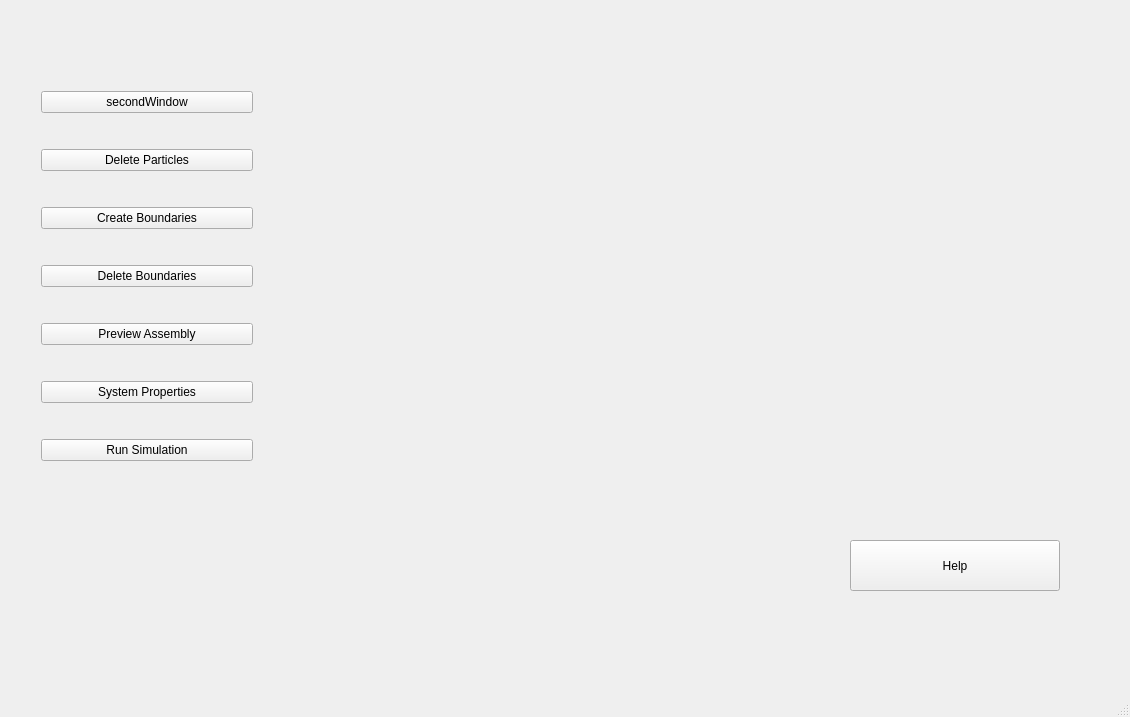
The window that GUI/MainWindow_test.ui (benediktjaist/BA_DEM) describes before a commit, drawn with Qt 5.
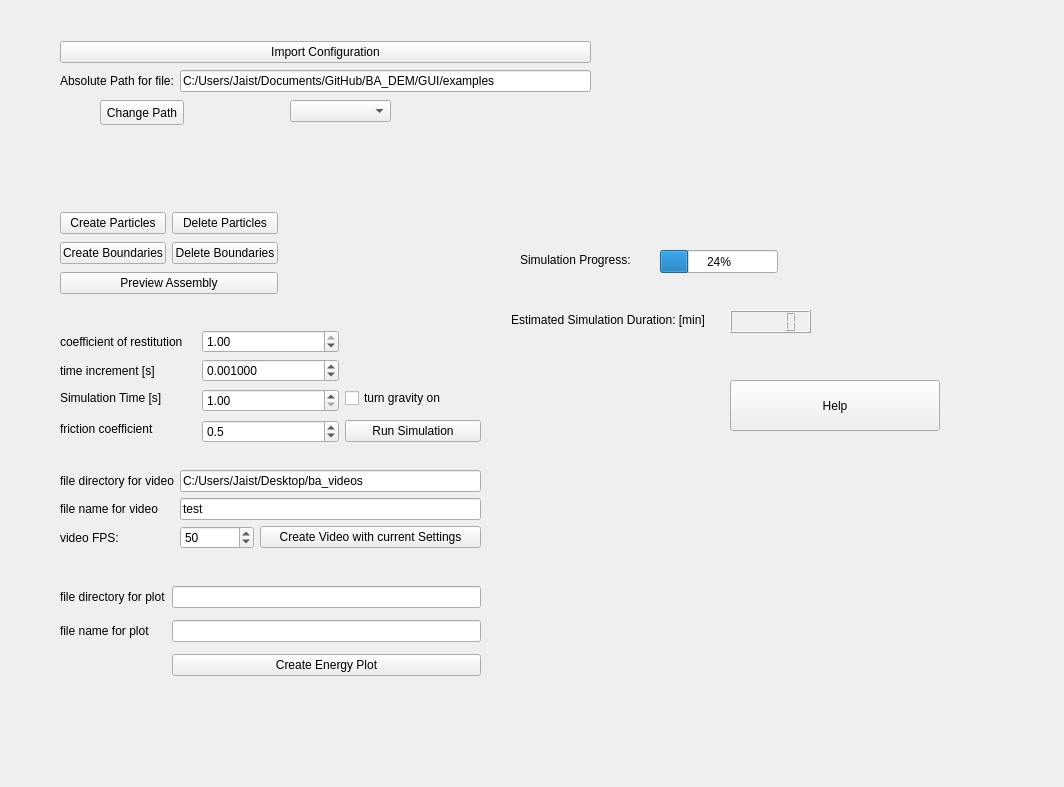
The same window after the commit. Icons and pictures are not drawn.

What changed in the file:
```diff
--- a/GUI/MainWindow_test.ui
+++ b/GUI/MainWindow_test.ui
@@ -6,8 +6,8 @@
    <rect>
     <x>0</x>
     <y>0</y>
-    <width>1130</width>
-    <height>717</height>
+    <width>1064</width>
+    <height>787</height>
    </rect>
   </property>
   <property name="windowTitle">
@@ -17,8 +17,8 @@
    <widget class="QPushButton" name="pushButton_3">
     <property name="geometry">
      <rect>
-      <x>850</x>
-      <y>540</y>
+      <x>730</x>
+      <y>380</y>
       <width>210</width>
       <height>51</height>
      </rect>
@@ -46,69 +46,410 @@
      <bool>true</bool>
     </property>
    </widget>
-   <widget class="QWidget" name="layoutWidget">
+   <widget class="QProgressBar" name="sim_progressBar">
     <property name="geometry">
      <rect>
-      <x>41</x>
-      <y>61</y>
-      <width>212</width>
-      <height>437</height>
+      <x>660</x>
+      <y>250</y>
+      <width>118</width>
+      <height>23</height>
      </rect>
     </property>
-    <layout class="QVBoxLayout" name="verticalLayout">
-     <item>
+    <property name="value">
+     <number>24</number>
+    </property>
+   </widget>
+   <widget class="QLabel" name="sim_progress_lab">
+    <property name="geometry">
+     <rect>
+      <x>520</x>
+      <y>250</y>
+      <width>111</width>
+      <height>20</height>
+     </rect>
+    </property>
+    <property name="text">
+     <string>Simulation Progress:</string>
+    </property>
+   </widget>
+   <widget class="QLabel" name="sim_dur_lab">
+    <property name="geometry">
+     <rect>
+      <x>511</x>
+      <y>310</y>
+      <width>201</width>
+      <height>20</height>
+     </rect>
+    </property>
+    <property name="text">
+     <string>Estimated Simulation Duration: [min]</string>
+    </property>
+   </widget>
+   <widget class="QLCDNumber" name="sim_dur_lcdNumber">
+    <property name="geometry">
+     <rect>
+      <x>730</x>
+      <y>310</y>
+      <width>81</width>
+      <height>23</height>
+     </rect>
+    </property>
+   </widget>
+   <widget class="QComboBox" name="import_comboBox">
+    <property name="geometry">
+     <rect>
+      <x>290</x>
+      <y>100</y>
+      <width>101</width>
+      <height>22</height>
+     </rect>
+    </property>
+   </widget>
+   <widget class="QPushButton" name="import_change_path">
+    <property name="geometry">
+     <rect>
+      <x>100</x>
+      <y>100</y>
+      <width>84</width>
+      <height>25</height>
+     </rect>
+    </property>
+    <property name="text">
+     <string>Change Path</string>
+    </property>
+   </widget>
+   <widget class="QWidget" name="">
+    <property name="geometry">
+     <rect>
+      <x>60</x>
+      <y>580</y>
+      <width>421</width>
+      <height>102</height>
+     </rect>
+    </property>
+    <layout class="QGridLayout" name="plotLayout">
+     <item row="1" column="1">
+      <widget class="QLineEdit" name="plot_name_edit"/>
+     </item>
+     <item row="0" column="0">
+      <widget class="QLabel" name="plot_dir_lab">
+       <property name="text">
+        <string>file directory for plot</string>
+       </property>
+      </widget>
+     </item>
+     <item row="1" column="0">
+      <widget class="QLabel" name="plot_name_lab">
+       <property name="text">
+        <string>file name for plot</string>
+       </property>
+      </widget>
+     </item>
+     <item row="2" column="1">
+      <widget class="QPushButton" name="create_plot">
+       <property name="text">
+        <string>Create Energy Plot</string>
+       </property>
+      </widget>
+     </item>
+     <item row="0" column="1">
+      <widget class="QLineEdit" name="plot_dir_edit"/>
+     </item>
+    </layout>
+   </widget>
+   <widget class="QWidget" name="">
+    <property name="geometry">
+     <rect>
+      <x>60</x>
+      <y>40</y>
+      <width>531</width>
+      <height>54</height>
+     </rect>
+    </property>
+    <layout class="QGridLayout" name="importLayout">
+     <item row="1" column="0">
+      <widget class="QLabel" name="import_text">
+       <property name="text">
+        <string>Absolute Path for file:</string>
+       </property>
+      </widget>
+     </item>
+     <item row="1" column="1">
+      <widget class="QLineEdit" name="import_path">
+       <property name="text">
+        <string>C:/Users/Jaist/Documents/GitHub/BA_DEM/GUI/examples</string>
+       </property>
+      </widget>
+     </item>
+     <item row="0" column="0" colspan="2">
+      <widget class="QPushButton" name="import_button">
+       <property name="text">
+        <string>Import Configuration</string>
+       </property>
+      </widget>
+     </item>
+    </layout>
+   </widget>
+   <widget class="QWidget" name="">
+    <property name="geometry">
+     <rect>
+      <x>60</x>
+      <y>470</y>
+      <width>421</width>
+      <height>81</height>
+     </rect>
+    </property>
+    <layout class="QGridLayout" name="videoLayout">
+     <item row="0" column="0">
+      <widget class="QLabel" name="vid_dir_lab">
+       <property name="sizePolicy">
+        <sizepolicy hsizetype="Minimum" vsizetype="Preferred">
+         <horstretch>0</horstretch>
+         <verstretch>0</verstretch>
+        </sizepolicy>
+       </property>
+       <property name="text">
+        <string>file directory for video</string>
+       </property>
+      </widget>
+     </item>
+     <item row="1" column="0">
+      <widget class="QLabel" name="vid_name_lab">
+       <property name="sizePolicy">
+        <sizepolicy hsizetype="Minimum" vsizetype="Preferred">
+         <horstretch>0</horstretch>
+         <verstretch>0</verstretch>
+        </sizepolicy>
+       </property>
+       <property name="text">
+        <string>file name for video</string>
+       </property>
+      </widget>
+     </item>
+     <item row="2" column="1">
+      <widget class="QSpinBox" name="fps_spinBox">
+       <property name="minimum">
+        <number>30</number>
+       </property>
+       <property name="maximum">
+        <number>120</number>
+       </property>
+       <property name="singleStep">
+        <number>10</number>
+       </property>
+       <property name="value">
+        <number>50</number>
+       </property>
+      </widget>
+     </item>
+     <item row="0" column="1" colspan="4">
+      <widget class="QLineEdit" name="vid_dir_edit">
+       <property name="sizePolicy">
+        <sizepolicy hsizetype="MinimumExpanding" vsizetype="Maximum">
+         <horstretch>0</horstretch>
+         <verstretch>0</verstretch>
+        </sizepolicy>
+       </property>
+       <property name="text">
+        <string>C:/Users/Jaist/Desktop/ba_videos</string>
+       </property>
+      </widget>
+     </item>
+     <item row="1" column="1" colspan="4">
+      <widget class="QLineEdit" name="vid_name_edit">
+       <property name="text">
+        <string>test</string>
+       </property>
+      </widget>
+     </item>
+     <item row="2" column="2" colspan="3">
+      <widget class="QPushButton" name="Video">
+       <property name="text">
+        <string>Create Video with current Settings</string>
+       </property>
+      </widget>
+     </item>
+     <item row="2" column="0">
+      <widget class="QLabel" name="label">
+       <property name="sizePolicy">
+        <sizepolicy hsizetype="Minimum" vsizetype="Preferred">
+         <horstretch>0</horstretch>
+         <verstretch>0</verstretch>
+        </sizepolicy>
+       </property>
+       <property name="text">
+        <string>video FPS:</string>
+       </property>
+      </widget>
+     </item>
+    </layout>
+   </widget>
+   <widget class="QWidget" name="">
+    <property name="geometry">
+     <rect>
+      <x>60</x>
+      <y>330</y>
+      <width>421</width>
+      <height>112</height>
+     </rect>
+    </property>
+    <layout class="QGridLayout" name="gridLayout">
+     <item row="0" column="1">
+      <widget class="QDoubleSpinBox" name="cor_SpinBox">
+       <property name="minimum">
+        <double>0.000000000000000</double>
+       </property>
+       <property name="maximum">
+        <double>1.000000000000000</double>
+       </property>
+       <property name="singleStep">
+        <double>0.100000000000000</double>
+       </property>
+       <property name="stepType">
+        <enum>QAbstractSpinBox::DefaultStepType</enum>
+       </property>
+       <property name="value">
+        <double>1.000000000000000</double>
+       </property>
+      </widget>
+     </item>
+     <item row="2" column="1" rowspan="2">
+      <widget class="QDoubleSpinBox" name="simtime_SpinBox">
+       <property name="minimum">
+        <double>1.000000000000000</double>
+       </property>
+       <property name="maximum">
+        <double>100.000000000000000</double>
+       </property>
+      </widget>
+     </item>
+     <item row="1" column="0">
+      <widget class="QLabel" name="dt_lab">
+       <property name="text">
+        <string>time increment [s]</string>
+       </property>
+      </widget>
+     </item>
+     <item row="1" column="1">
+      <widget class="QDoubleSpinBox" name="dt_SpinBox">
+       <property name="decimals">
+        <number>6</number>
+       </property>
+       <property name="minimum">
+        <double>0.000001000000000</double>
+       </property>
+       <property name="maximum">
+        <double>1.000000000000000</double>
+       </property>
+       <property name="singleStep">
+        <double>0.000100000000000</double>
+       </property>
+       <property name="value">
+        <double>0.001000000000000</double>
+       </property>
+      </widget>
+     </item>
+     <item row="4" column="1">
+      <widget class="QDoubleSpinBox" name="mu_SpinBox">
+       <property name="decimals">
+        <number>1</number>
+       </property>
+       <property name="maximum">
+        <double>1.000000000000000</double>
+       </property>
+       <property name="singleStep">
+        <double>0.100000000000000</double>
+       </property>
+       <property name="value">
+        <double>0.500000000000000</double>
+       </property>
+      </widget>
+     </item>
+     <item row="2" column="0">
+      <widget class="QLabel" name="simtime_lab">
+       <property name="text">
+        <string>Simulation Time [s]</string>
+       </property>
+      </widget>
+     </item>
+     <item row="2" column="2">
+      <widget class="QCheckBox" name="gravity_checkBox">
+       <property name="text">
+        <string>turn gravity on</string>
+       </property>
+      </widget>
+     </item>
+     <item row="0" column="0">
+      <widget class="QLabel" name="cor_lab">
+       <property name="text">
+        <string>coefficient of restitution</string>
+       </property>
+      </widget>
+     </item>
+     <item row="4" column="2">
+      <widget class="QPushButton" name="Simulation">
+       <property name="text">
+        <string>Run Simulation</string>
+       </property>
+      </widget>
+     </item>
+     <item row="3" column="0" rowspan="2">
+      <widget class="QLabel" name="mu_lab">
+       <property name="text">
+        <string>friction coefficient</string>
+       </property>
+      </widget>
+     </item>
+    </layout>
+   </widget>
+   <widget class="QWidget" name="">
+    <property name="geometry">
+     <rect>
+      <x>60</x>
+      <y>210</y>
+      <width>218</width>
+      <height>89</height>
+     </rect>
+    </property>
+    <layout class="QGridLayout" name="createLayout">
+     <item row="0" column="0">
       <widget class="QPushButton" name="secondWindow">
        <property name="text">
-        <string>secondWindow</string>
+        <string>Create Particles</string>
        </property>
       </widget>
      </item>
-     <item>
-      <widget class="QPushButton" name="pushButton_7">
+     <item row="0" column="1">
+      <widget class="QPushButton" name="Del_Particles">
        <property name="text">
         <string>Delete Particles</string>
        </property>
       </widget>
      </item>
-     <item>
+     <item row="1" column="0">
       <widget class="QPushButton" name="Boundaries">
        <property name="text">
         <string>Create Boundaries</string>
        </property>
       </widget>
      </item>
-     <item>
-      <widget class="QPushButton" name="pushButton_8">
+     <item row="1" column="1">
+      <widget class="QPushButton" name="Del_Boundaries">
        <property name="text">
         <string>Delete Boundaries</string>
        </property>
       </widget>
      </item>
-     <item>
-      <widget class="QPushButton" name="pushButton_4">
+     <item row="2" column="0" colspan="2">
+      <widget class="QPushButton" name="Assembly">
        <property name="text">
         <string>Preview Assembly</string>
        </property>
       </widget>
      </item>
-     <item>
-      <widget class="QPushButton" name="pushButton_6">
-       <property name="text">
-        <string>System Properties</string>
-       </property>
-      </widget>
-     </item>
-     <item>
-      <widget class="QPushButton" name="pushButton_5">
-       <property name="text">
-        <string>Run Simulation</string>
-       </property>
-      </widget>
-     </item>
     </layout>
    </widget>
   </widget>
-  <widget class="QStatusBar" name="statusbar"/>
  </widget>
  <resources/>
  <connections/>
```
Left out of the diff: 2 changed lines with no effect on the pictures.
